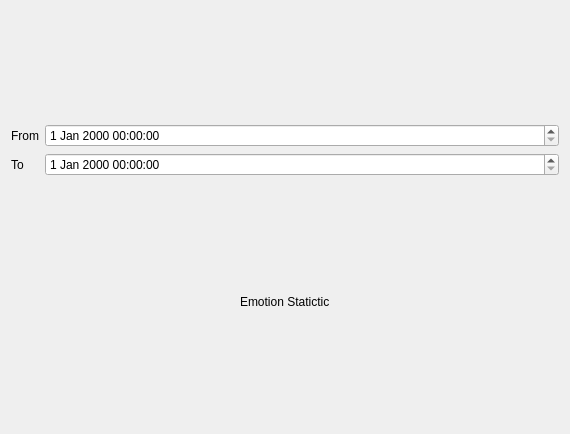
rocking5566/Gaea, file VASystem/UI/StatisticWidget.ui: the form before one commit.
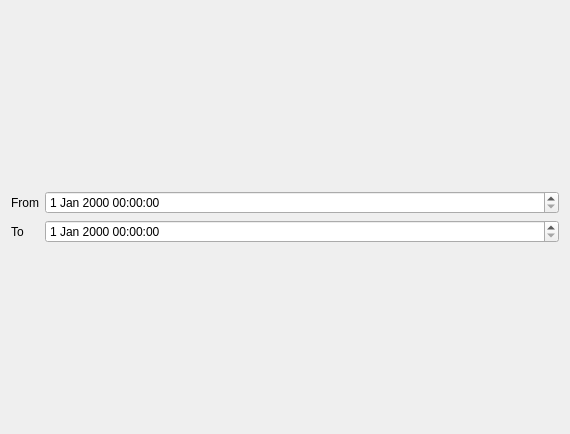
The form after the commit.

Commit message: [What] Set title to the chart instead of using separable QLabel

Patch:
```diff
--- a/VASystem/UI/StatisticWidget.ui
+++ b/VASystem/UI/StatisticWidget.ui
@@ -57,21 +57,7 @@
     </layout>
    </item>
    <item>
-    <layout class="QGridLayout" name="contentLayout">
-     <item row="0" column="0">
-      <widget class="QLabel" name="label_3">
-       <property name="sizePolicy">
-        <sizepolicy hsizetype="Fixed" vsizetype="Fixed">
-         <horstretch>0</horstretch>
-         <verstretch>0</verstretch>
-        </sizepolicy>
-       </property>
-       <property name="text">
-        <string>Emotion Statictic</string>
-       </property>
-      </widget>
-     </item>
-    </layout>
+    <layout class="QGridLayout" name="contentLayout"/>
    </item>
   </layout>
  </widget>
```
The commit also changes 3 other files.
